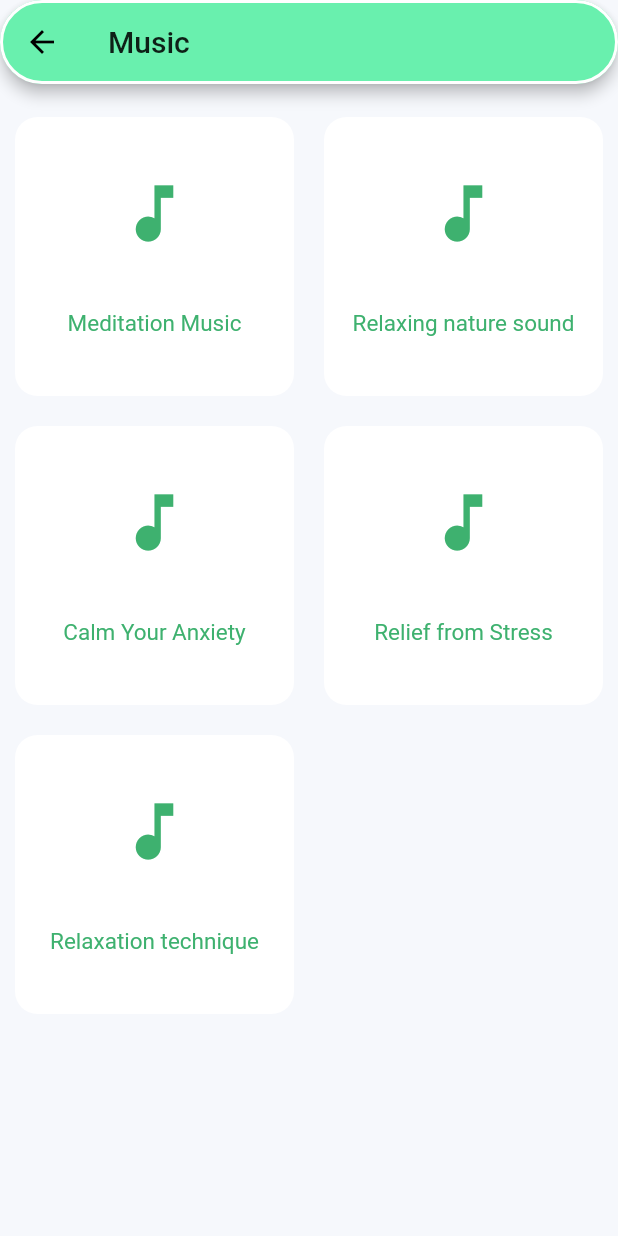
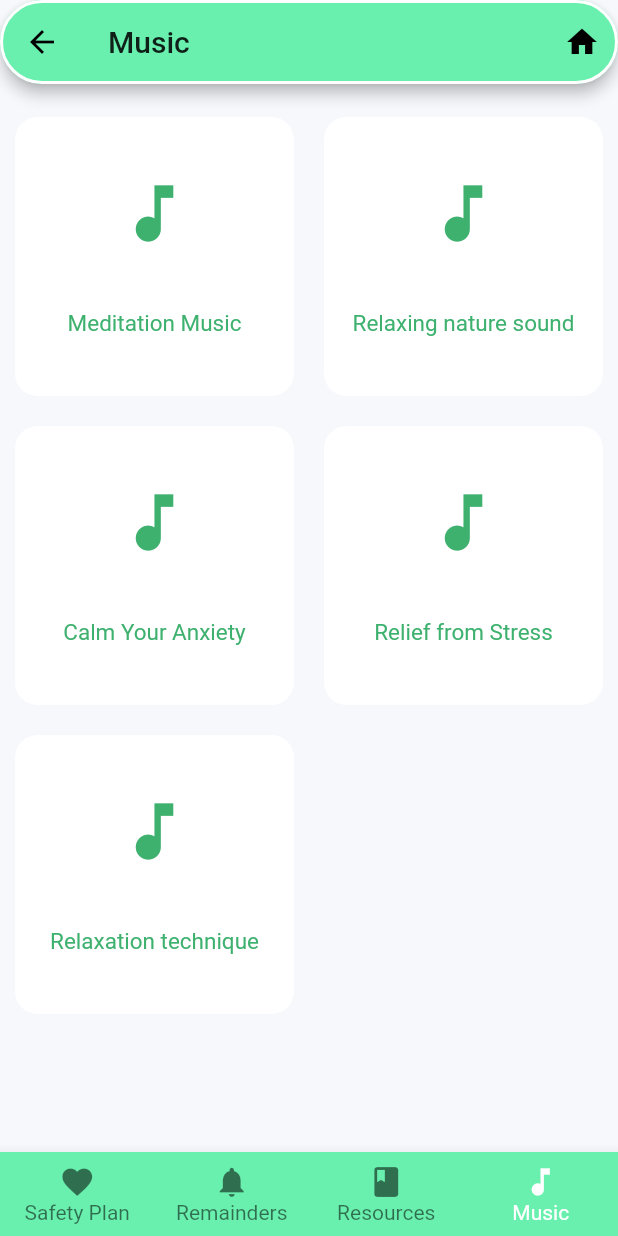
Before and after one commit to Kurama-tech/safety-ui, a Flutter app: the MusicView screen opened by its route, on a phone screen of 412 x 824 dp. Run offline on Flutter 3.47's test engine with Material 2 defaults, Android fonts, the phone set to English and light mode, and no system bars; our stand-ins replace date_format, flare_flutter, flutter_local_notifications, flutter_speed_dial, google_fonts, rxdart and 2 more; accounts and stored records are empty; statements that could not run were skipped.

Commit message:
final changes

```diff
--- a/lib/success_screen/success_screen.dart
+++ b/lib/success_screen/success_screen.dart
@@ -17,7 +17,7 @@ class _SuccessScreenState extends State<SuccessScreen> {
       () {
         Navigator.popUntil(
           context,
-          ModalRoute.withName('/'),
+          ModalRoute.withName('/Reminders'),
         );
       },
     );
--- a/lib/view/musicView.dart
+++ b/lib/view/musicView.dart
@@ -42,6 +42,16 @@ class _MusicView extends State<MusicView> {
       backgroundColor: Color(0xFFF6F8FC),
       appBar: AppBar(
         title: Text("Music"),
+        actions: [
+          IconButton(
+              icon: Icon(Icons.home),
+              onPressed: () {
+                Navigator.popUntil(
+                  context,
+                  ModalRoute.withName('/'),
+                );
+              })
+        ],
         shape: RoundedRectangleBorder(
             borderRadius: BorderRadius.circular(30),
             side: BorderSide(width: 2, color: Colors.white)),
@@ -105,6 +115,61 @@ class _MusicView extends State<MusicView> {
           },
         ),
       ),
+      bottomNavigationBar: BottomNavigationBar(
+        backgroundColor: Colors.greenAccent,
+        type: BottomNavigationBarType.fixed,
+        selectedItemColor: Colors.white,
+        selectedFontSize: 14,
+        currentIndex: 3,
+        unselectedFontSize: 14,
+        onTap: (value) {
+          switch (value) {
+            case 0:
+              {
+                Navigator.pushNamed(context, '/SafetyPlan');
+              }
+              break;
+            case 1:
+              {
+                Navigator.pushNamed(context, '/Reminders');
+              }
+              break;
+            case 2:
+              {
+                Navigator.pushNamed(context, '/Resources');
+              }
+              break;
+            case 3:
+              {
+                Navigator.pushNamed(context, '/Music');
+              }
+              break;
+            default:
+              {
+                throw Error();
+              }
+              break;
+          }
+        },
+        items: [
+          BottomNavigationBarItem(
+            title: Text('Safety Plan'),
+            icon: Icon(Icons.favorite),
+          ),
+          BottomNavigationBarItem(
+            title: Text('Remainders'),
+            icon: Icon(Icons.notifications),
+          ),
+          BottomNavigationBarItem(
+            title: Text('Resources'),
+            icon: Icon(Icons.book),
+          ),
+          BottomNavigationBarItem(
+            title: Text('Music'),
+            icon: Icon(Icons.music_note),
+          ),
+        ],
+      ),
     );
   }
 }
--- a/lib/view/planningDetail.dart
+++ b/lib/view/planningDetail.dart
@@ -268,7 +268,7 @@ class _PlanningState extends State<PlanningDetail>
       [UnversalModel data]) async {
     final GlobalKey<FormState> _formKey = GlobalKey<FormState>();
     TextEditingController _statergyTextCtrl = TextEditingController();
-    String addorEdit = 'Add';
+    String addorEdit = 'Add ';
     if (isEditMode && data != null) {
       addorEdit = 'Edit ';
       _statergyTextCtrl.text = data.statergy;
@@ -478,7 +478,7 @@ class _PlanningState extends State<PlanningDetail>
                         validator: (String value) {
                           if (value == null || value.isEmpty) {
                             return 'Please enter some text';
-                          } else if (value.length > 12 || value.length < 12) {
+                          } else if (value.length > 10 || value.length < 10) {
                             return 'Not a Valid Number';
                           }
                           return null;
```
Also changed, not shown: lib/homepage/homepage.dart (+23 -6 lines), lib/view/Appointments.dart (+40 -13 lines), lib/view/remindersView.dart (+13 -2 lines), lib/view/resourcesView.dart (+12 -2 lines), lib/view/safetyPlanView.dart (+12 -1 lines).
